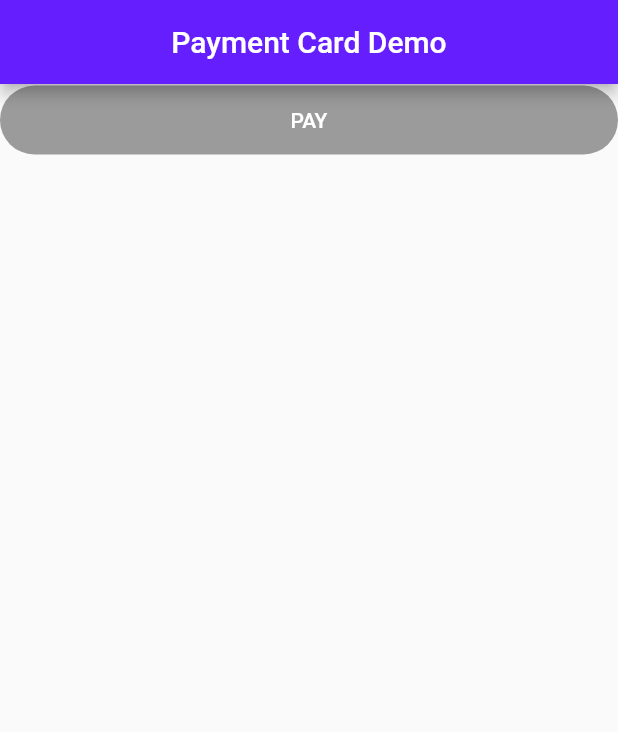
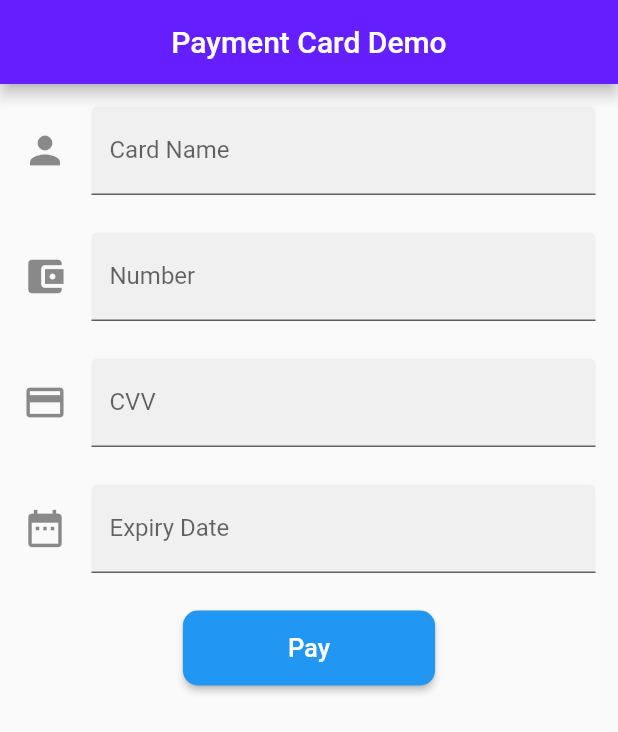
Before and after one commit to PranaTobing/task2_flutter_udacoding, a Flutter app: the screen it shows after launch, on a phone screen of 412 x 824 dp. Shown: the top 732 px of the screen. Run offline on Flutter 3.47's test engine with Material 2 defaults, Android fonts, the light colour scheme and no system bars.

Commit message:
semua form

```diff
--- a/prana_task2/lib/form_payment.dart
+++ b/prana_task2/lib/form_payment.dart
@@ -1,4 +1,6 @@
 import 'package:flutter/material.dart';
+import 'package:flutter/services.dart';
+// import 'package:month_picker_dialog/month_picker_dialog.dart';
 
 class FormPayment extends StatelessWidget {
   static String tag = 'form-payment';
@@ -9,18 +11,97 @@ class FormPayment extends StatelessWidget {
       backgroundColor: Colors.deepPurpleAccent[400],
       centerTitle: true,
     );
-    final buttonsubmit = RaisedButton(
-      onPressed: null,
-      color: Colors.lightBlueAccent,
-      shape: RoundedRectangleBorder(borderRadius: BorderRadius.all(Radius.circular(100.0))),
-      padding: EdgeInsets.symmetric(vertical: 15.0, horizontal: 80.0),
-      textColor: Colors.white,
-      child: Text('PAY'),
+    final buttonsubmit = Container(
+      alignment: Alignment.center,
+      child: RaisedButton(
+        onPressed: (){},
+        color: Colors.blue,
+        splashColor: Colors.deepPurple,
+        shape: RoundedRectangleBorder(
+          borderRadius: BorderRadius.all(Radius.circular(10.0)),
+        ),
+        padding: EdgeInsets.symmetric(vertical: 15.0, horizontal: 70.0),
+        textColor: Colors.white,
+        child: new Text(
+          "Pay",
+          style: TextStyle(fontSize: 17.0),
+        ),
+      ),
     );
-    final body = ListView(
-      children: <Widget>[
-        buttonsubmit
+
+    final cardname = TextFormField(
+      keyboardType: TextInputType.text,
+      decoration: InputDecoration(
+        border: UnderlineInputBorder(),
+        icon: Icon(Icons.person, size: 30.0,),
+        filled: true,
+        labelText: 'Card Name'
+      ),
+    );
+
+    final cardnumber = TextFormField(
+      keyboardType: TextInputType.number,
+      inputFormatters: [
+        // ignore: deprecated_member_use
+        WhitelistingTextInputFormatter.digitsOnly,
+        LengthLimitingTextInputFormatter(20)
       ],
+      decoration: InputDecoration(
+        border: UnderlineInputBorder(),
+        icon: Icon(Icons.account_balance_wallet, size: 30.0,),
+        filled: true,
+        labelText: 'Number'
+      ),
+    );
+
+    final cvvcard = TextFormField(
+      keyboardType: TextInputType.number,
+      inputFormatters: [
+        // ignore: deprecated_member_use
+        WhitelistingTextInputFormatter.digitsOnly,
+        LengthLimitingTextInputFormatter(3),
+      ],
+      decoration: InputDecoration(
+        border: UnderlineInputBorder(),
+        icon: Icon(Icons.credit_card, size: 30.0,),
+        filled: true,
+        labelText: 'CVV'
+      ),
+    );
+
+    final expcard = TextFormField(
+      keyboardType: TextInputType.number,
+      inputFormatters: [
+        // ignore: deprecated_member_use
+        WhitelistingTextInputFormatter.digitsOnly,
+        LengthLimitingTextInputFormatter(4),
+      ],
+      decoration: InputDecoration(
+        border: UnderlineInputBorder(),
+        icon: Icon(Icons.date_range, size: 30.0,),
+        filled: true,
+        labelText: 'Expiry Date'
+      ),
+      /* onTap: (){
+        FocusScope.of(context).requestFocus(new FocusNode());
+      },*/
+    );
+
+    final body = Container(
+      padding: EdgeInsets.fromLTRB(15.0, 15.0, 15.0, 8.0),
+      child: ListView(
+        children: <Widget>[
+          cardname,
+          SizedBox(height: 25.0),
+          cardnumber,
+          SizedBox(height: 25.0),
+          cvvcard,
+          SizedBox(height: 25.0),
+          expcard,
+          SizedBox(height: 25.0),
+          buttonsubmit
+        ],
+      ),
     );
 
     return Scaffold(
--- a/prana_task2/pubspec.yaml
+++ b/prana_task2/pubspec.yaml
@@ -12,6 +12,7 @@ dependencies:
   flutter:
     sdk: flutter
   cupertino_icons: "1.0.0"
+  month_picker_dialog: ^0.3.3
 
 dev_dependencies:
   flutter_launcher_icons: "^0.8.0"
```
